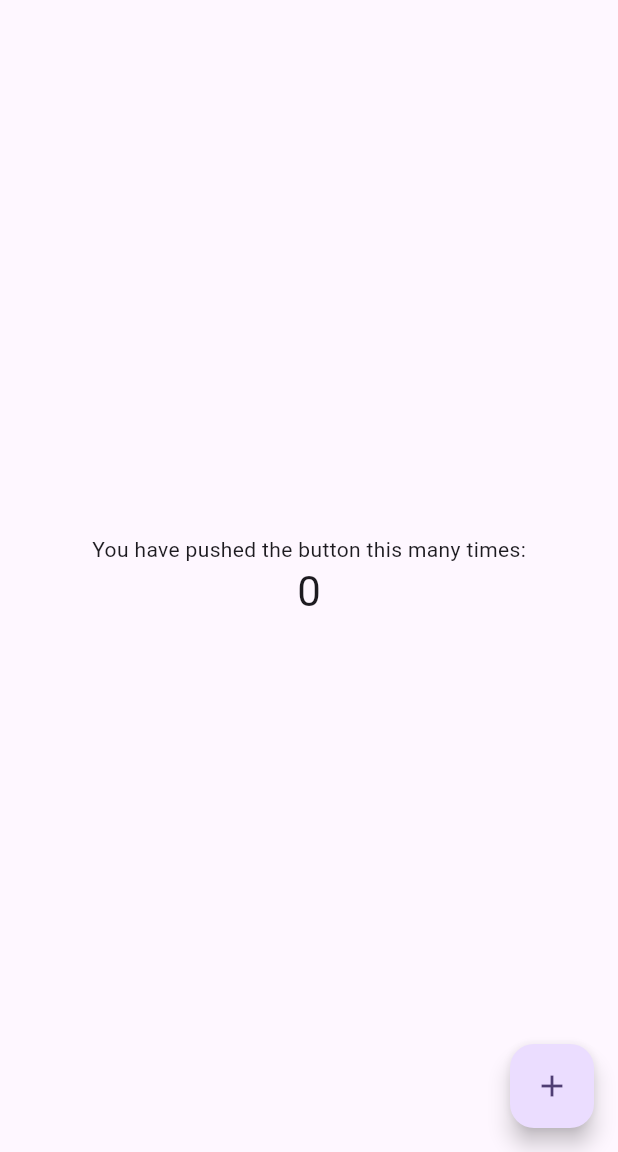
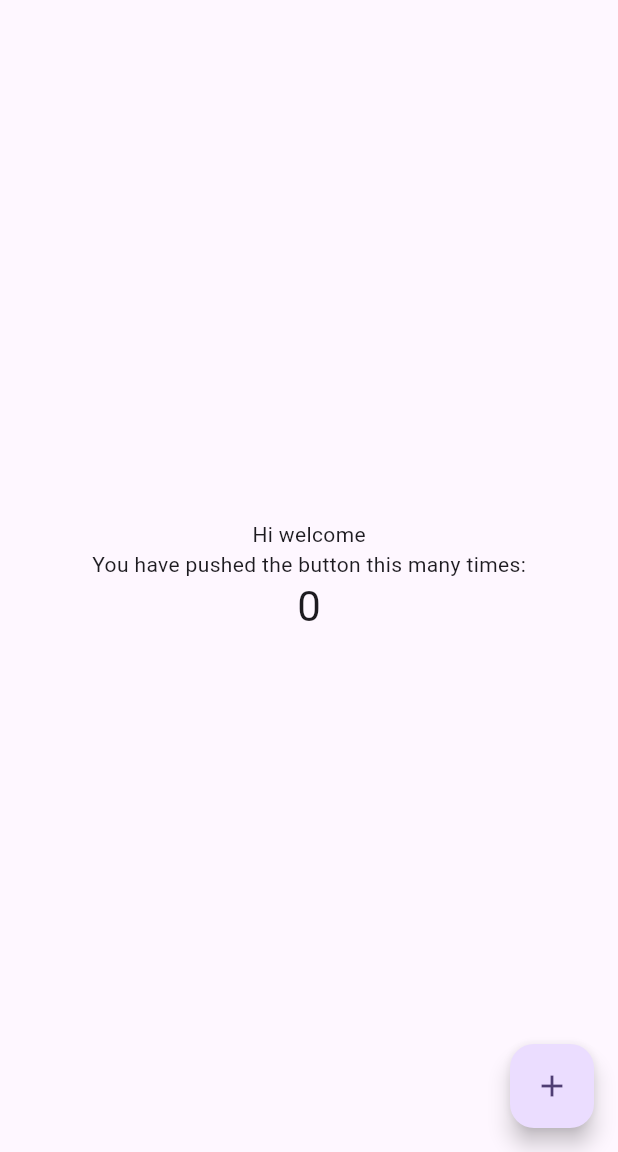
Before and after one commit to harilet/ci-cd-test-flutter, a Flutter app: the screen it shows after launch, on a phone screen of 412 x 824 dp, the part 84-1236 px from its top. Run offline on Flutter 3.47's test engine with Material 2 defaults, Android fonts, the phone set to English and light mode, and no system bars.

```diff
--- a/lib/main.dart
+++ b/lib/main.dart
@@ -50,6 +50,9 @@ class _MyHomePageState extends State<MyHomePage> {
           mainAxisAlignment: MainAxisAlignment.center,
           children: <Widget>[
             const Text(
+              'Hi welcome'
+            ),
+            const Text(
               'You have pushed the button this many times:',
             ),
             Text(
```
Also changed, not shown: 8 other files.
